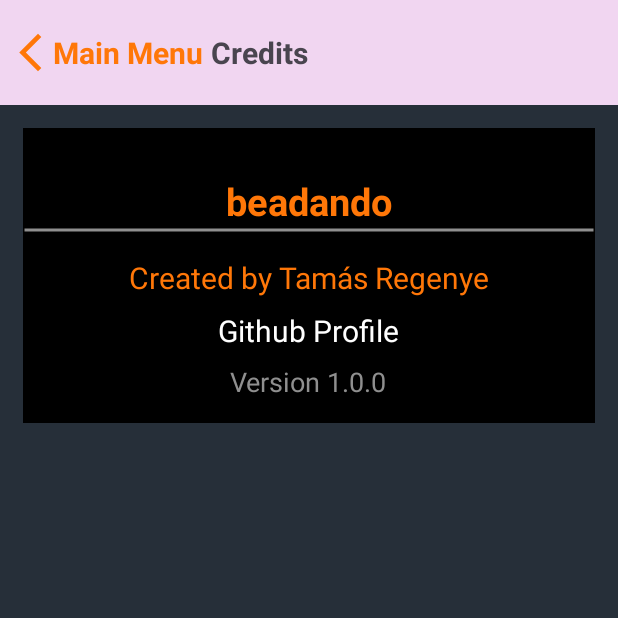
After one commit to tamasregenye/mobilprog_beadando, an Android app: the CreditsActivity screen opened directly, with no data from a screen before it, on a phone screen of 412 x 824 dp, the top half of it. The commit adds this screen. Run offline under Robolectric (Android 15) with nearby library versions, the phone set to English and light mode, and no system bars.

Commit message:
added and finished CreditsActivity activity

```diff
--- a/app/src/main/AndroidManifest.xml
+++ b/app/src/main/AndroidManifest.xml
@@ -13,6 +13,9 @@
         android:theme="@style/Theme.Beadando"
         tools:targetApi="31">
         <activity
+            android:name=".CreditsActivity"
+            android:exported="false" />
+        <activity
             android:name=".HomeActivity"
             android:exported="true">
             <intent-filter>
--- /dev/null
+++ b/app/src/main/java/com/example/beadando/CreditsActivity.java
@@ -0,0 +1,45 @@
+package com.example.beadando;
+import static com.example.beadando.ActUtils.*;
+
+import androidx.appcompat.app.AppCompatActivity;
+
+import android.content.Intent;
+import android.net.Uri;
+import android.os.Bundle;
+import android.widget.LinearLayout;
+import android.widget.TextView;
+
+public class CreditsActivity extends AppCompatActivity {
+    LinearLayout mainMenuBtn;
+    TextView textViewGit;
+
+    @Override
+    protected void onCreate(Bundle savedInstanceState) {
+        super.onCreate(savedInstanceState);
+        setContentView(R.layout.activity_credits);
+
+        initComponents();
+        setOnclickListeners();
+    }
+
+    private void initComponents() {
+        mainMenuBtn = findViewById(R.id.button_mainmenu);
+        textViewGit = findViewById(R.id.textview_git);
+    }
+
+    private void setOnclickListeners() {
+        mainMenuBtn.setOnClickListener(v -> goBackToMainMenu());
+
+        textViewGit.setOnClickListener(v -> openGitProfile());
+    }
+
+    private void goBackToMainMenu() {
+        startActivityAndFinishCurrent(this, HomeActivity.class);
+    }
+
+    private void openGitProfile() {
+        String gitLink = "https://github.com/tamasregenye";
+        Intent intent = new Intent(Intent.ACTION_VIEW, Uri.parse(gitLink));
+        startActivity(intent);
+    }
+}
--- /dev/null
+++ b/app/src/main/res/drawable/line.xml
@@ -0,0 +1,6 @@
+<?xml version="1.0" encoding="utf-8"?>
+<shape xmlns:android="http://schemas.android.com/apk/res/android"
+    android:shape="line">
+    <stroke android:width="2dp" android:color="@color/grey"/>
+
+</shape>
--- /dev/null
+++ b/app/src/main/res/layout/activity_credits.xml
@@ -0,0 +1,119 @@
+<?xml version="1.0" encoding="utf-8"?>
+<RelativeLayout xmlns:android="http://schemas.android.com/apk/res/android"
+    xmlns:tools="http://schemas.android.com/tools"
+    android:layout_width="match_parent"
+    android:layout_height="match_parent"
+    tools:context=".CreditsActivity"
+    style="@style/background_button">
+
+
+    <LinearLayout
+        android:id="@+id/footer"
+        android:layout_width="match_parent"
+        android:layout_height="70dp"
+        android:gravity="center_horizontal"
+        android:orientation="horizontal"
+        style="@style/background_navigation">
+
+        <LinearLayout
+            android:id="@+id/button_mainmenu"
+            android:layout_width="wrap_content"
+            android:layout_height="match_parent"
+            android:layout_marginHorizontal="5dp">
+
+            <ImageView
+                android:layout_width="30dp"
+                android:layout_height="30dp"
+                android:layout_gravity="center_vertical"
+                android:src="@drawable/ic_arrow_back"
+                android:contentDescription="@string/back_to_main_menu">
+            </ImageView>
+
+            <TextView
+                android:layout_width="wrap_content"
+                android:layout_height="wrap_content"
+                android:layout_gravity="center_vertical"
+                android:text="@string/main_menu"
+                android:textColor="@color/orange"
+                android:textSize="20sp"
+                android:textStyle="bold">
+            </TextView>
+        </LinearLayout>
+
+        <TextView
+            android:id="@+id/textview_title"
+            android:layout_width="match_parent"
+            android:layout_height="wrap_content"
+            android:layout_gravity="center_vertical"
+            android:text="@string/credits"
+            android:textSize="20sp"
+            android:textStyle="bold">
+        </TextView>
+
+    </LinearLayout>
+
+    <RelativeLayout
+        android:layout_width="match_parent"
+        android:layout_height="wrap_content"
+        android:layout_below="@id/footer"
+        android:layout_marginTop="20dp"
+        android:background="@color/black"
+        android:layout_margin="15dp"
+        android:paddingVertical="15dp">
+
+        <TextView
+            android:id="@+id/textview_appname"
+            android:layout_width="wrap_content"
+            android:layout_height="wrap_content"
+            android:text="@string/app_name"
+            android:textSize="25sp"
+            android:layout_centerHorizontal="true"
+            android:layout_marginTop="16dp"
+            android:textColor="@color/orange"
+            android:textStyle="bold"/>
+
+        <ImageView
+            android:id="@+id/line"
+            android:layout_width="match_parent"
+            android:layout_height="4dp"
+            android:layout_below="@id/textview_appname"
+            android:src="@drawable/line"
+            android:importantForAccessibility="no" />
+
+        <TextView
+            android:id="@+id/textview_name"
+            android:layout_width="wrap_content"
+            android:layout_height="wrap_content"
+            android:text="@string/developer_name"
+            android:layout_below="@id/line"
+            android:textSize="20sp"
+            android:layout_centerHorizontal="true"
+            android:layout_marginTop="16dp"
+            android:textColor="@color/orange"/>
+
+        <TextView
+            android:id="@+id/textview_git"
+            android:layout_width="wrap_content"
+            android:layout_height="wrap_content"
+            android:text="@string/github_profile"
+            android:layout_below="@id/textview_name"
+            android:textSize="20sp"
+            android:layout_centerHorizontal="true"
+            android:layout_marginTop="8dp"
+            android:textColor="@color/white"/>
+
+        <TextView
+            android:id="@+id/textview_version"
+            android:layout_width="wrap_content"
+            android:layout_height="wrap_content"
+            android:text="@string/version_number"
+            android:textSize="18sp"
+            android:layout_below="@id/textview_git"
+            android:layout_centerHorizontal="true"
+            android:layout_marginTop="8dp"
+            android:textColor="@color/grey"/>
+
+    </RelativeLayout>
+
+
+</RelativeLayout>
--- a/app/src/main/res/values/strings.xml
+++ b/app/src/main/res/values/strings.xml
@@ -1,4 +1,14 @@
 <resources>
     <string name="app_name">beadando</string>
     <string name="logout">Logout</string>
+    <string name="credits">Credits</string>
+    <string name="main_menu">Main Menu</string>
+    <string name="developer_name">Created by Tamás Regenye</string>
+    <string name="github_profile">Github Profile</string>
+    <string name="version_number">Version 1.0.0</string>
+    <string name="play">Play</string>
+    <string name="multiplayer">Multiplayer</string>
+    <string name="profiles">Profiles</string>
+    <string name="statistics">Statistics</string>
+    <string name="back_to_main_menu">Back to Main Menu</string>
 </resources>
--- a/app/src/main/res/values/themes.xml
+++ b/app/src/main/res/values/themes.xml
@@ -1,4 +1,4 @@
-<resources xmlns:tools="http://schemas.android.com/tools">
+<resources>
     <!-- Base application theme. -->
     <style name="Base.Theme.Beadando" parent="Theme.Material3.DayNight.NoActionBar">
         <!-- Customize your light theme here. -->
@@ -9,7 +9,11 @@
         <item name="android:background">@color/lightPurple</item>
     </style>
 
-    <style name="button_background">
+    <style name="background_navigation">
+        <item name="android:background">@color/violet</item>
+    </style>
+
+    <style name="background_button">
         <item name="android:background">@color/darkGrey</item>
     </style>
 
```
Also changed, not shown: app/src/main/java/com/example/beadando/ActUtils.java (added, +41 -0 lines), app/src/main/java/com/example/beadando/HomeActivity.java (+28 -0 lines), app/src/main/res/layout/activity_main.xml (+24 -17 lines).
